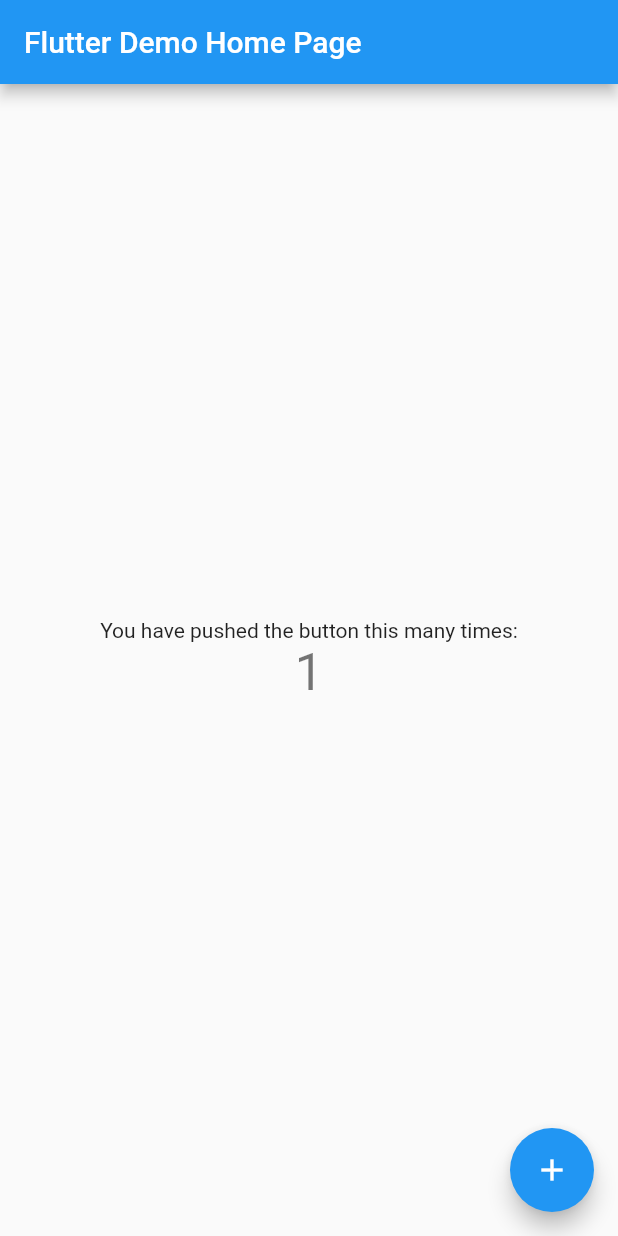
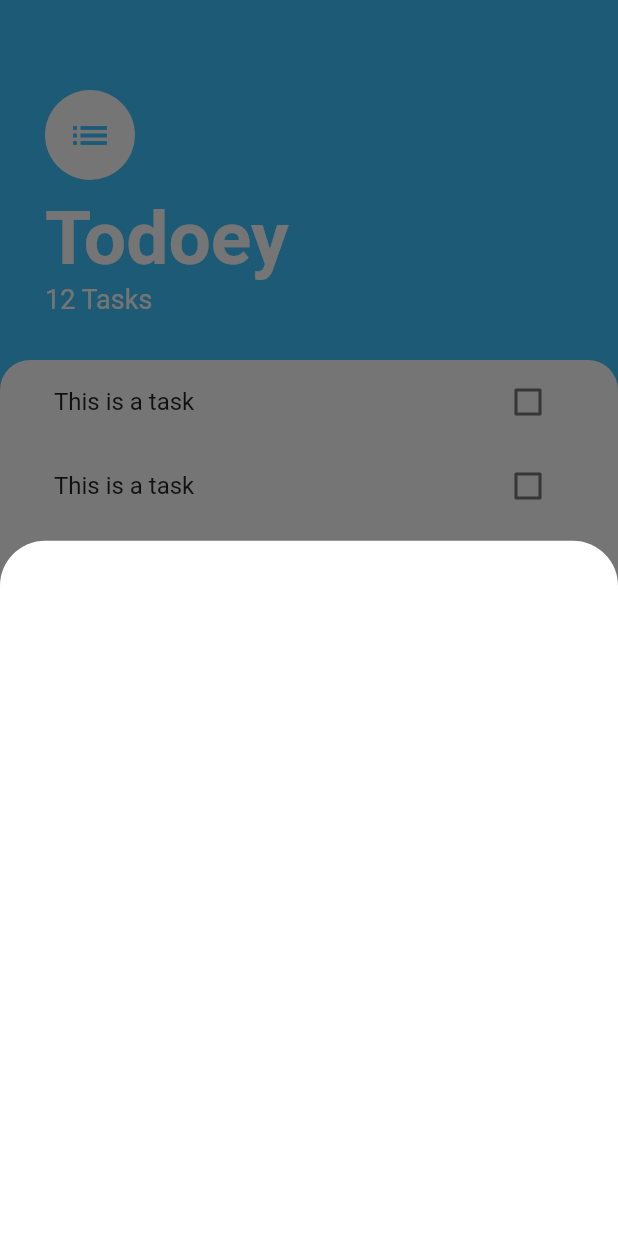
Before and after one commit to pbie42/todoey, a Flutter app: the screen it shows after launch, after a tap on the "add" icon, on a phone screen of 412 x 824 dp. Run offline on Flutter 3.47's test engine with Material 2 defaults, Android fonts, the phone set to English and light mode, and no system bars.

```diff
--- a/lib/main.dart
+++ b/lib/main.dart
@@ -1,111 +1,15 @@
 import 'package:flutter/material.dart';
+import 'package:todoey/screens/task_screen.dart';
 
 void main() => runApp(MyApp());
 
 class MyApp extends StatelessWidget {
-  // This widget is the root of your application.
+  const MyApp({Key key}) : super(key: key);
+
   @override
   Widget build(BuildContext context) {
     return MaterialApp(
-      title: 'Flutter Demo',
-      theme: ThemeData(
-        // This is the theme of your application.
-        //
-        // Try running your application with "flutter run". You'll see the
-        // application has a blue toolbar. Then, without quitting the app, try
-        // changing the primarySwatch below to Colors.green and then invoke
-        // "hot reload" (press "r" in the console where you ran "flutter run",
-        // or simply save your changes to "hot reload" in a Flutter IDE).
-        // Notice that the counter didn't reset back to zero; the application
-        // is not restarted.
-        primarySwatch: Colors.blue,
-      ),
-      home: MyHomePage(title: 'Flutter Demo Home Page'),
+      home: TasksScreen(),
     );
   }
 }
-
-class MyHomePage extends StatefulWidget {
-  MyHomePage({Key key, this.title}) : super(key: key);
-
-  // This widget is the home page of your application. It is stateful, meaning
-  // that it has a State object (defined below) that contains fields that affect
-  // how it looks.
-
-  // This class is the configuration for the state. It holds the values (in this
-  // case the title) provided by the parent (in this case the App widget) and
-  // used by the build method of the State. Fields in a Widget subclass are
-  // always marked "final".
-
-  final String title;
-
-  @override
-  _MyHomePageState createState() => _MyHomePageState();
-}
-
-class _MyHomePageState extends State<MyHomePage> {
-  int _counter = 0;
-
-  void _incrementCounter() {
-    setState(() {
-      // This call to setState tells the Flutter framework that something has
-      // changed in this State, which causes it to rerun the build method below
-      // so that the display can reflect the updated values. If we changed
-      // _counter without calling setState(), then the build method would not be
-      // called again, and so nothing would appear to happen.
-      _counter++;
-    });
-  }
-
-  @override
-  Widget build(BuildContext context) {
-    // This method is rerun every time setState is called, for instance as done
-    // by the _incrementCounter method above.
-    //
-    // The Flutter framework has been optimized to make rerunning build methods
-    // fast, so that you can just rebuild anything that needs updating rather
-    // than having to individually change instances of widgets.
-    return Scaffold(
-      appBar: AppBar(
-        // Here we take the value from the MyHomePage object that was created by
-        // the App.build method, and use it to set our appbar title.
-        title: Text(widget.title),
-      ),
-      body: Center(
-        // Center is a layout widget. It takes a single child and positions it
-        // in the middle of the parent.
-        child: Column(
-          // Column is also a layout widget. It takes a list of children and
-          // arranges them vertically. By default, it sizes itself to fit its
-          // children horizontally, and tries to be as tall as its parent.
-          //
-          // Invoke "debug painting" (press "p" in the console, choose the
-          // "Toggle Debug Paint" action from the Flutter Inspector in Android
-          // Studio, or the "Toggle Debug Paint" command in Visual Studio Code)
-          // to see the wireframe for each widget.
-          //
-          // Column has various properties to control how it sizes itself and
-          // how it positions its children. Here we use mainAxisAlignment to
-          // center the children vertically; the main axis here is the vertical
-          // axis because Columns are vertical (the cross axis would be
-          // horizontal).
-          mainAxisAlignment: MainAxisAlignment.center,
-          children: <Widget>[
-            Text(
-              'You have pushed the button this many times:',
-            ),
-            Text(
-              '$_counter',
-              style: Theme.of(context).textTheme.display1,
-            ),
-          ],
-        ),
-      ),
-      floatingActionButton: FloatingActionButton(
-        onPressed: _incrementCounter,
-        tooltip: 'Increment',
-        child: Icon(Icons.add),
-      ), // This trailing comma makes auto-formatting nicer for build methods.
-    );
-  }
-}
--- /dev/null
+++ b/lib/screens/add_task_screen.dart
@@ -0,0 +1,8 @@
+import 'package:flutter/material.dart';
+
+class AddTask extends StatelessWidget {
+  @override
+  Widget build(BuildContext context) {
+    return Container();
+  }
+}
--- /dev/null
+++ b/lib/screens/task_screen.dart
@@ -0,0 +1,84 @@
+import 'package:flutter/material.dart';
+import 'package:todoey/screens/add_task_screen.dart';
+import 'package:todoey/widgets/tasks_list.dart';
+
+class TasksScreen extends StatelessWidget {
+  const TasksScreen({Key key}) : super(key: key);
+
+  @override
+  Widget build(BuildContext context) {
+    return Scaffold(
+      floatingActionButton: FloatingActionButton(
+        onPressed: () {
+          showModalBottomSheet(
+            shape: RoundedRectangleBorder(
+              borderRadius: BorderRadius.only(
+                topLeft: Radius.circular(30.0),
+                topRight: Radius.circular(30.0),
+              ),
+            ),
+            context: context,
+            builder: (BuildContext context) => AddTask(),
+            backgroundColor: Colors.white,
+          );
+        },
+        backgroundColor: Colors.lightBlueAccent,
+        child: Icon(Icons.add),
+      ),
+      backgroundColor: Colors.lightBlueAccent,
+      body: Column(
+        crossAxisAlignment: CrossAxisAlignment.stretch,
+        children: <Widget>[
+          Container(
+            padding: EdgeInsets.only(
+                top: 60.0, right: 30.0, bottom: 30.0, left: 30.0),
+            child: Column(
+              crossAxisAlignment: CrossAxisAlignment.start,
+              children: <Widget>[
+                CircleAvatar(
+                  child: Icon(
+                    Icons.list,
+                    color: Colors.lightBlueAccent,
+                    size: 30.0,
+                  ),
+                  radius: 30.0,
+                  backgroundColor: Colors.white,
+                ),
+                SizedBox(
+                  height: 10.0,
+                ),
+                Text(
+                  'Todoey',
+                  style: TextStyle(
+                      color: Colors.white,
+                      fontSize: 50.0,
+                      fontWeight: FontWeight.w700),
+                ),
+                Text(
+                  '12 Tasks',
+                  style: TextStyle(
+                    color: Colors.white,
+                    fontSize: 18.0,
+                  ),
+                ),
+              ],
+            ),
+          ),
+          Expanded(
+            child: Container(
+              padding: EdgeInsets.symmetric(horizontal: 20.0),
+              child: TasksList(),
+              decoration: BoxDecoration(
+                color: Colors.white,
+                borderRadius: BorderRadius.only(
+                  topLeft: Radius.circular(20.0),
+                  topRight: Radius.circular(20.0),
+                ),
+              ),
+            ),
+          ),
+        ],
+      ),
+    );
+  }
+}
--- /dev/null
+++ b/lib/widgets/task_tile.dart
@@ -0,0 +1,14 @@
+import 'package:flutter/material.dart';
+
+class TaskTile extends StatelessWidget {
+  @override
+  Widget build(BuildContext context) {
+    return ListTile(
+      title: Text('This is a task'),
+      trailing: Checkbox(
+        value: false,
+        onChanged: (value) {},
+      ),
+    );
+  }
+}
--- /dev/null
+++ b/lib/widgets/tasks_list.dart
@@ -0,0 +1,16 @@
+import 'package:flutter/material.dart';
+import 'package:todoey/widgets/task_tile.dart';
+
+class TasksList extends StatelessWidget {
+  @override
+  Widget build(BuildContext context) {
+    return ListView(
+      children: <Widget>[
+        TaskTile(),
+        TaskTile(),
+        TaskTile(),
+        TaskTile(),
+      ],
+    );
+  }
+}
```
